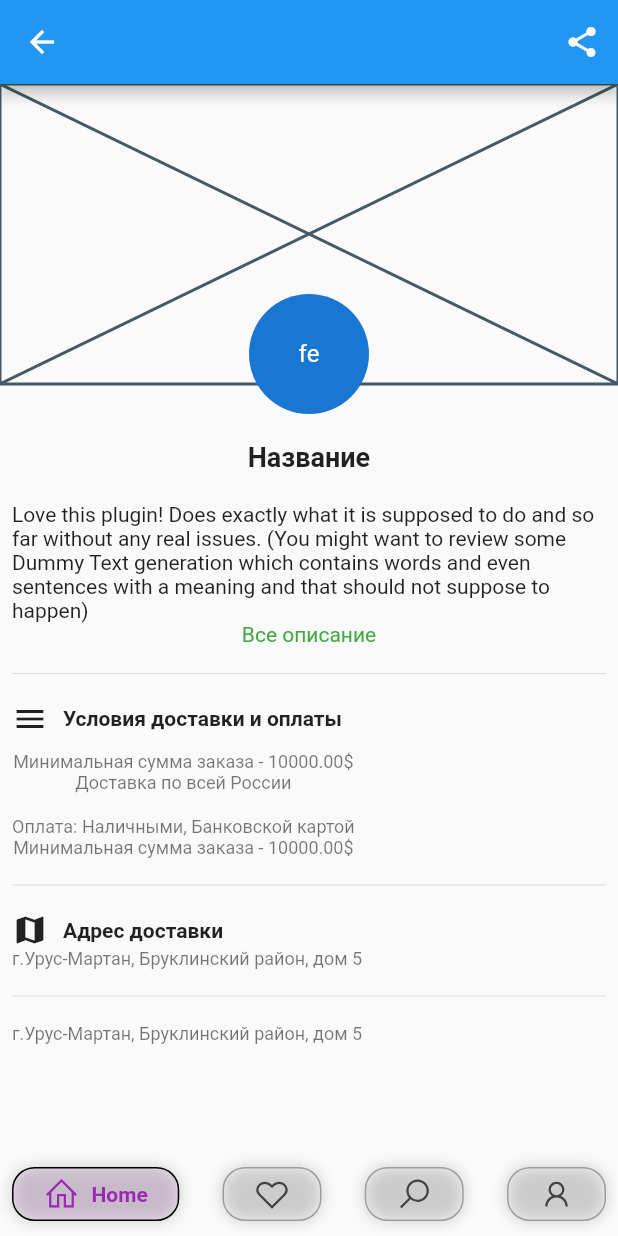
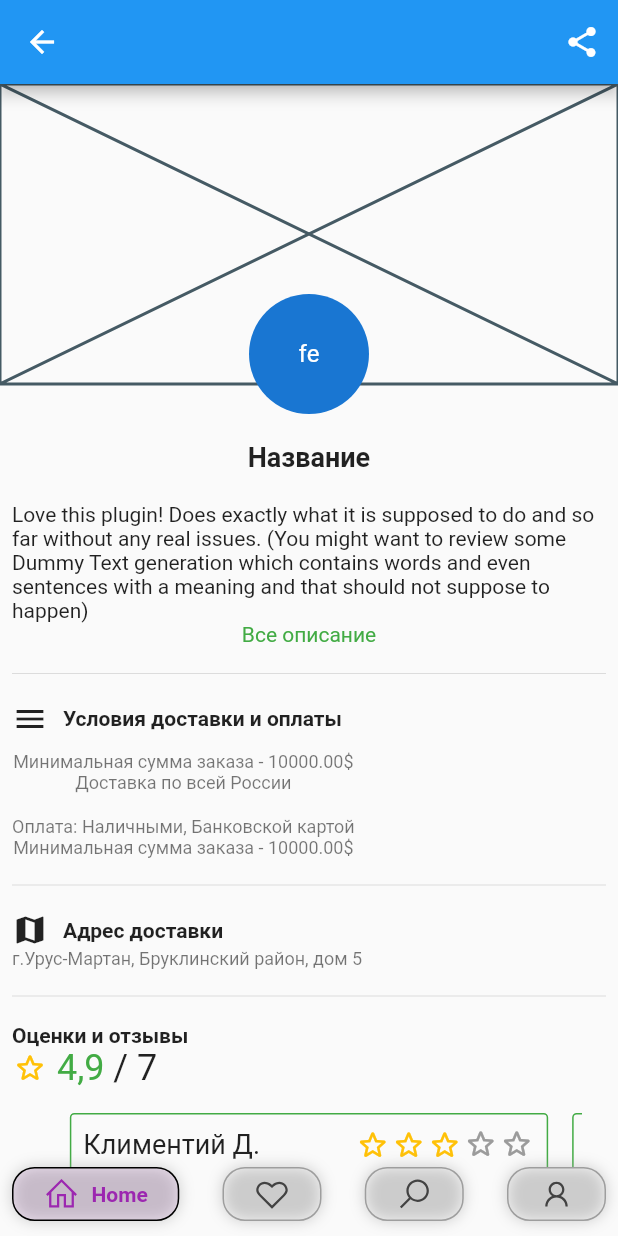
Before and after one commit to Bolide9/flutter_farmer_app, a Flutter app: the screen it shows after launch, on a phone screen of 412 x 824 dp. Run offline on Flutter 3.47's test engine with Material 2 defaults, Android fonts, the phone set to English and light mode, and no system bars; drawn by our look-alikes of flutter_rating_bar, google_nav_bar; our stand-ins replace line_icons.

Commit message:
editing farmer page

```diff
--- a/lib/farmer/presentation/farmer_page.dart
+++ b/lib/farmer/presentation/farmer_page.dart
@@ -1,12 +1,30 @@
 import 'package:flutter/material.dart';
+import 'package:flutter_farmer_app/ui/review_card.dart';
+import 'package:flutter_rating_bar/flutter_rating_bar.dart';
 
-class FarmerPage extends StatelessWidget {
+import '../../ui/expandable_page_view.dart';
+
+class FarmerPage extends StatefulWidget {
   const FarmerPage({
     super.key,
   });
 
   @override
+  State<FarmerPage> createState() => _FarmerPageState();
+}
+
+class _FarmerPageState extends State<FarmerPage> {
+  late final PageController _pageController;
+
+  @override
+  void initState() {
+    _pageController = PageController(viewportFraction: 0.92);
+    super.initState();
+  }
+
+  @override
   Widget build(BuildContext context) {
+    const green = Color(0xFF42AB44);
     const TextStyle secondaryTextStyle =
         TextStyle(fontSize: 12, color: Colors.black54);
     const TextStyle primaryBold = TextStyle(fontWeight: FontWeight.bold);
@@ -37,25 +55,24 @@ class FarmerPage extends StatelessWidget {
                 ),
               ),
               const SizedBox(height: 30),
-              const Padding(
-                padding: EdgeInsets.all(8.0),
+              Padding(
+                padding: const EdgeInsets.all(8.0),
                 child: Column(
                   crossAxisAlignment: CrossAxisAlignment.center,
                   children: [
-                    Text("Название",
+                    const Text("Название",
                         style: TextStyle(
                             fontSize: 18, fontWeight: FontWeight.bold)),
-                    SizedBox(height: 20),
-                    Text(
+                    const SizedBox(height: 20),
+                    const Text(
                         "Love this plugin! Does exactly what it is supposed to do and so far without any real issues. (You might want to review some Dummy Text generation which contains words and even sentences with a meaning and that should not suppose to happen)"),
-                    Text("Все описание",
-                        style: TextStyle(color: Color(0xFF42AB44))),
-                    SizedBox(height: 10),
-                    Divider(),
-                    SizedBox(height: 10),
+                    const Text("Все описание", style: TextStyle(color: green)),
+                    const SizedBox(height: 10),
+                    const Divider(),
+                    const SizedBox(height: 10),
 
                     // Блок условий доставки и оплаты
-                    Align(
+                    const Align(
                       alignment: Alignment.centerLeft,
                       child: Row(
                         children: [
@@ -68,7 +85,7 @@ class FarmerPage extends StatelessWidget {
                         ],
                       ),
                     ),
-                    Align(
+                    const Align(
                       alignment: Alignment.centerLeft,
                       child: Column(
                         mainAxisSize: MainAxisSize.min,
@@ -92,13 +109,13 @@ class FarmerPage extends StatelessWidget {
                         ],
                       ),
                     ),
-                    SizedBox(height: 10),
-                    Divider(),
-                    SizedBox(height: 10),
+                    const SizedBox(height: 10),
+                    const Divider(),
+                    const SizedBox(height: 10),
                     //
 
                     //Блок адреса доставки
-                    Align(
+                    const Align(
                       alignment: Alignment.centerLeft,
                       child: Row(
                         children: [
@@ -111,17 +128,55 @@ class FarmerPage extends StatelessWidget {
                         ],
                       ),
                     ),
-                    Align(alignment: Alignment.centerLeft, child: Text("г.Урус-Мартан, Бруклинский район, дом 5", style: secondaryTextStyle)),
-                    SizedBox(height: 10),
-                    Divider(),
-                    SizedBox(height: 10),
+                    const Align(
+                        alignment: Alignment.centerLeft,
+                        child: Text("г.Урус-Мартан, Бруклинский район, дом 5",
+                            style: secondaryTextStyle)),
+                    const SizedBox(height: 10),
+                    const Divider(),
+                    const SizedBox(height: 10),
                     //
 
                     //Блок отзывов и оценок
-                    Align(alignment: Alignment.centerLeft, child: Text("г.Урус-Мартан, Бруклинский район, дом 5", style: secondaryTextStyle)),
+                    Align(
+                      alignment: Alignment.centerLeft,
+                      child: Column(
+                        crossAxisAlignment: CrossAxisAlignment.start,
+                        children: [
+                          const Text("Оценки и отзывы", style: primaryBold),
+                          const Row(
+                            children: [
+                              Icon(Icons.star_border_rounded,
+                                  color: Colors.amber),
+                              Text(" 4,9",
+                                  style: TextStyle(fontSize: 24, color: green)),
+                              Text(" / 7", style: TextStyle(fontSize: 24))
+                            ],
+                          ),
+                          Container(
+                            padding: const EdgeInsets.all(16.0),
+                            decoration: BoxDecoration(
+                                border: const Border(),
+                                borderRadius: BorderRadius.circular(5)),
+                            height: 150,
+                            child: ExpandablePageView(
+                              controller: _pageController,
+                              children: const [ReviewCard(), ReviewCard()],
+                            ),
+                          ),
+                          const SizedBox(height: 10),
+                          Center(
+                            child: Padding(
+                              padding: const EdgeInsets.only(left: 8.0, right: 8.0),
+                              child: ElevatedButton(onPressed: () {  },
+                              child: const Text("Связаться с продавцом", style: primaryBold)),
+                            ),
+                          ),
+                          const SizedBox(height: 10)
 
-
-
+                        ],
+                      ),
+                    ),
                   ],
                 ),
               ),
--- /dev/null
+++ b/lib/ui/expandable_page_view.dart
@@ -0,0 +1,131 @@
+import 'dart:core';
+
+import 'package:flutter/material.dart';
+
+import 'measure_widget.dart';
+
+class ExpandablePageView extends StatefulWidget {
+  const ExpandablePageView({
+    required this.children,
+    this.controller,
+    this.onScrollDown,
+    this.curve = Curves.easeInOut,
+    this.duration = const Duration(milliseconds: 400),
+    super.key,
+  });
+
+  final List<Widget> children;
+  final PageController? controller;
+  final Curve curve;
+  final Duration duration;
+  final VoidCallback? onScrollDown;
+
+  @override
+  _ExpandablePageViewState createState() => _ExpandablePageViewState();
+}
+
+class _ExpandablePageViewState extends State<ExpandablePageView> with TickerProviderStateMixin {
+  late PageController _pageController;
+  late List<double> _heights;
+  int _currentPage = 0;
+  int _previusPage = 0;
+
+  double get _currentHeight => _heights[_currentPage];
+  double get _previusHeight => _heights[_previusPage];
+
+  void _onPageChange() {
+    final _previusPage = _currentPage;
+    final _newPage = _pageController.page!.round();
+    if (_currentPage != _newPage) {
+      setState(() {
+        _currentPage = _newPage;
+        this._previusPage = _previusPage;
+      });
+    }
+  }
+
+  int get _index {
+    int index;
+    try {
+      index = _pageController.page?.toInt() ?? 0;
+    } catch (_) {
+      index = 0;
+    }
+
+    return index;
+  }
+
+  void _onEnd() {
+    if (_currentHeight > _previusHeight) {
+      widget.onScrollDown?.call();
+    }
+  }
+
+  @override
+  void initState() {
+    _heights = widget.children.map((e) => 0.0).toList();
+    _pageController = widget.controller ?? PageController()
+      ..addListener(_onPageChange);
+    WidgetsBinding.instance.addPostFrameCallback((_) => setState(() => _currentPage = _index));
+
+    super.initState();
+  }
+
+  @override
+  void didUpdateWidget(Widget oldWidget) {
+    if (oldWidget != widget) {
+      final needAddHeightsCount = widget.children.length - _heights.length;
+
+      for (int i = 0; i < needAddHeightsCount; i++) {
+        _heights.add(0);
+      }
+    }
+
+    super.didUpdateWidget(widget);
+  }
+
+  @override
+  void dispose() {
+    _pageController.removeListener(_onPageChange);
+    if (widget.controller == null) {
+      _pageController.dispose();
+    }
+    super.dispose();
+  }
+
+  @override
+  Widget build(BuildContext context) {
+    return TweenAnimationBuilder<double>(
+      curve: widget.curve,
+      duration: widget.duration,
+      onEnd: _onEnd,
+      tween: Tween<double>(begin: _heights[_index], end: _currentHeight),
+      builder: (_, value, child) => SizedBox(height: value, child: child),
+      child: PageView(
+        controller: _pageController,
+        children: _sizeReportingChildren.asMap().map(MapEntry.new).values.toList(),
+      ),
+    );
+  }
+
+  List<Widget> get _sizeReportingChildren => widget.children
+      .asMap()
+      .map(
+        (index, child) => MapEntry(
+          index,
+          OverflowBox(
+            minHeight: 0,
+            maxHeight: double.infinity,
+            alignment: Alignment.topCenter,
+            child: MeasureSize(
+              onChange: (size) {
+                setState(() => _heights[index] = size.height);
+              },
+              child: Align(child: child),
+            ),
+          ),
+        ),
+      )
+      .values
+      .toList();
+}
--- /dev/null
+++ b/lib/ui/measure_widget.dart
@@ -0,0 +1,35 @@
+import 'package:flutter/rendering.dart';
+import 'package:flutter/widgets.dart';
+
+typedef OnWidgetSizeChange = void Function(Size size);
+
+class MeasureSize extends SingleChildRenderObjectWidget {
+  const MeasureSize({
+    required Widget child,
+    this.onChange,
+    Key? key,
+  }) : super(key: key, child: child);
+
+  final OnWidgetSizeChange? onChange;
+
+  @override
+  RenderObject createRenderObject(BuildContext context) => _MeasureSizeRenderObject(onChange);
+}
+
+class _MeasureSizeRenderObject extends RenderProxyBox {
+  _MeasureSizeRenderObject(this.onChange);
+
+  final OnWidgetSizeChange? onChange;
+  Size? oldSize;
+
+  @override
+  void performLayout() {
+    super.performLayout();
+
+    final newSize = child!.size;
+    if (oldSize != newSize) {
+      oldSize = newSize;
+      WidgetsBinding.instance.addPostFrameCallback((_) => onChange?.call(newSize));
+    }
+  }
+}
--- /dev/null
+++ b/lib/ui/review_card.dart
@@ -0,0 +1,62 @@
+import 'package:flutter/material.dart';
+import 'package:flutter_rating_bar/flutter_rating_bar.dart';
+
+class ReviewCard extends StatelessWidget {
+  const ReviewCard({super.key});
+
+  @override
+  Widget build(BuildContext context) {
+    const green = Color(0xFF42AB44);
+    const TextStyle secondaryTextStyle =
+        TextStyle(fontSize: 12, color: Colors.black54);
+    const TextStyle primaryBold = TextStyle(fontWeight: FontWeight.bold);
+
+    return Container(
+        margin: const EdgeInsets.only(left: 8.0, right: 8.0),
+        decoration: BoxDecoration(
+            border: Border.all(color: green),
+            borderRadius: BorderRadius.circular(3)),
+        height: 100,
+        padding: const EdgeInsets.all(8.0),
+        child: Column(
+          mainAxisSize: MainAxisSize.min,
+          crossAxisAlignment: CrossAxisAlignment.start,
+          children: [
+            Row(
+              mainAxisAlignment: MainAxisAlignment.spaceBetween,
+              children: [
+                const Text("Климентий Д.", style: TextStyle(fontSize: 18)),
+                RatingBar.builder(
+                  itemSize: 24,
+                  initialRating: 3,
+                  minRating: 1,
+                  direction: Axis.horizontal,
+                  allowHalfRating: true,
+                  itemCount: 5,
+                  itemBuilder: (context, _) => const Icon(
+                      Icons.star_border_rounded,
+                      color: Colors.amber,
+                      size: 7),
+                  onRatingUpdate: (rating) {
+                    print(rating);
+                  },
+                )
+              ],
+            ),
+            const SizedBox(height: 10),
+            const Align(
+              alignment: Alignment.centerLeft,
+              child: Padding(
+                padding: EdgeInsets.all(8.0),
+                child: Text(
+                  "Here is an expanded answer. A DecoratedBox is what you need to add a border, but I am using a Container for the convenience of adding margin and padding.",
+                  style: secondaryTextStyle,
+                  maxLines: 2,
+                  overflow: TextOverflow.ellipsis,
+                ),
+              ),
+            )
+          ],
+        ));
+  }
+}
--- a/pubspec.yaml
+++ b/pubspec.yaml
@@ -15,6 +15,7 @@ dependencies:
   cupertino_icons: ^1.0.2
   google_nav_bar: 5.0.6
   line_icons: 2.0.1
+  flutter_rating_bar: ^4.0.1
 
 dev_dependencies:
   flutter_test:
```
Also changed, not shown: pubspec.lock.
